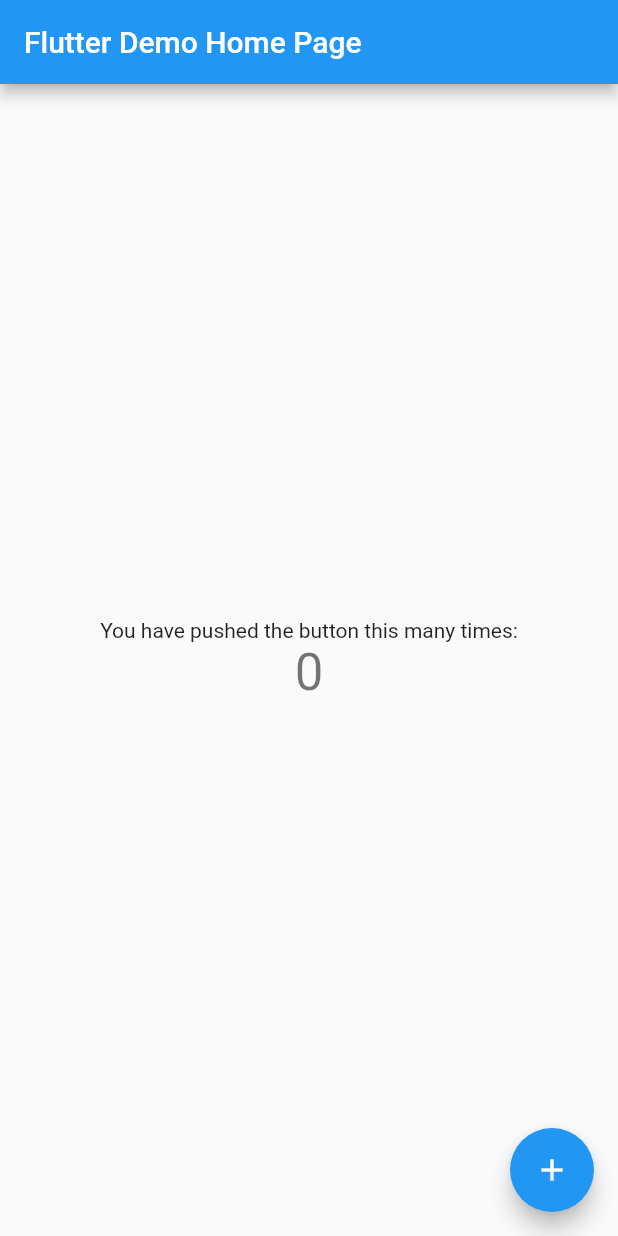
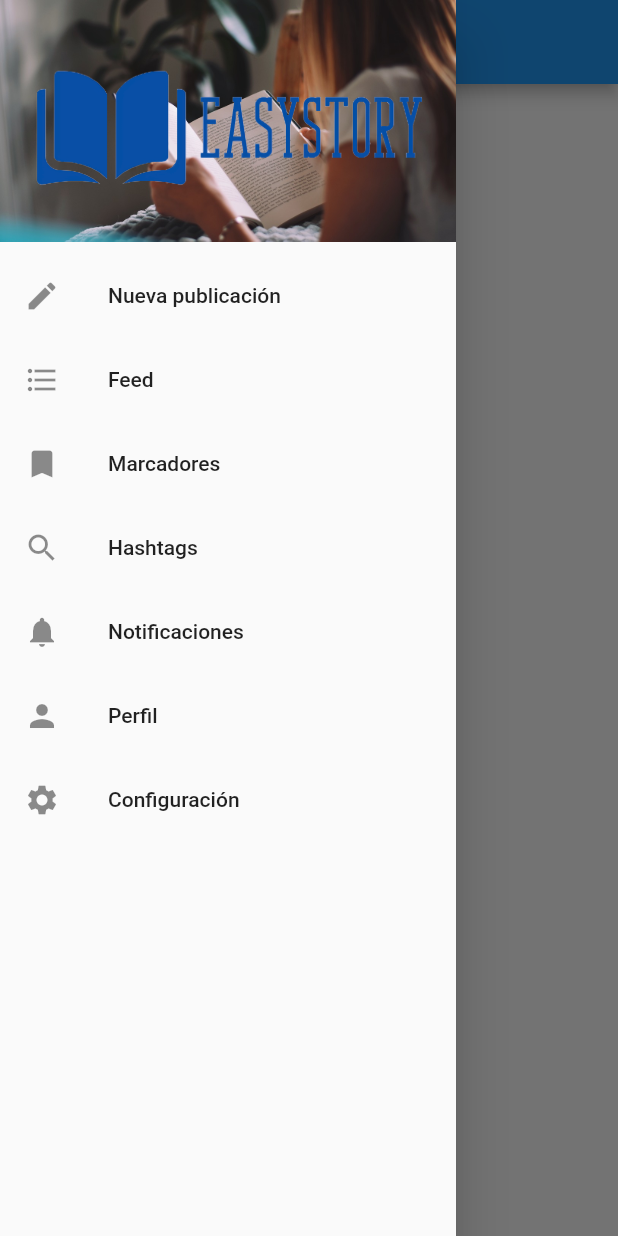
Before and after one commit to danqwas/EasyStoryFlutterApp, a Flutter app: the screen it shows after launch, with the side drawer open (before the commit the screen has no drawer), on a phone screen of 412 x 824 dp. Run offline on Flutter 3.47's test engine with Material 2 defaults, Android fonts, the phone set to English and light mode, and no system bars.

Commit message:
add app base template

```diff
--- a/lib/main.dart
+++ b/lib/main.dart
@@ -1,113 +1,121 @@
+import 'package:easystory/src/pages/bookmarks_page.dart';
+import 'package:easystory/src/pages/home_page.dart';
+import 'package:easystory/src/pages/notifications_page.dart';
+import 'package:easystory/src/pages/post_page.dart';
+import 'package:easystory/src/pages/hashtags_page.dart';
+import 'package:easystory/src/pages/profile_page.dart';
+import 'package:easystory/src/pages/settings_page.dart';
 import 'package:flutter/material.dart';
 
 void main() {
   runApp(MyApp());
 }
 
+
 class MyApp extends StatelessWidget {
-  // This widget is the root of your application.
   @override
   Widget build(BuildContext context) {
     return MaterialApp(
-      title: 'Flutter Demo',
-      theme: ThemeData(
-        // This is the theme of your application.
-        //
-        // Try running your application with "flutter run". You'll see the
-        // application has a blue toolbar. Then, without quitting the app, try
-        // changing the primarySwatch below to Colors.green and then invoke
-        // "hot reload" (press "r" in the console where you ran "flutter run",
-        // or simply save your changes to "hot reload" in a Flutter IDE).
-        // Notice that the counter didn't reset back to zero; the application
-        // is not restarted.
-        primarySwatch: Colors.blue,
-      ),
-      home: MyHomePage(title: 'Flutter Demo Home Page'),
+      title: "EasyStory Flutter App",
+      home: MyHomePage(),
     );
   }
 }
 
 class MyHomePage extends StatefulWidget {
-  MyHomePage({Key key, this.title}) : super(key: key);
-
-  // This widget is the home page of your application. It is stateful, meaning
-  // that it has a State object (defined below) that contains fields that affect
-  // how it looks.
-
-  // This class is the configuration for the state. It holds the values (in this
-  // case the title) provided by the parent (in this case the App widget) and
-  // used by the build method of the State. Fields in a Widget subclass are
-  // always marked "final".
-
-  final String title;
-
   @override
   _MyHomePageState createState() => _MyHomePageState();
 }
 
 class _MyHomePageState extends State<MyHomePage> {
-  int _counter = 0;
-
-  void _incrementCounter() {
-    setState(() {
-      // This call to setState tells the Flutter framework that something has
-      // changed in this State, which causes it to rerun the build method below
-      // so that the display can reflect the updated values. If we changed
-      // _counter without calling setState(), then the build method would not be
-      // called again, and so nothing would appear to happen.
-      _counter++;
-    });
-  }
+  Widget mainWidget = HomePage();
 
   @override
   Widget build(BuildContext context) {
-    // This method is rerun every time setState is called, for instance as done
-    // by the _incrementCounter method above.
-    //
-    // The Flutter framework has been optimized to make rerunning build methods
-    // fast, so that you can just rebuild anything that needs updating rather
-    // than having to individually change instances of widgets.
     return Scaffold(
         appBar: AppBar(
-        // Here we take the value from the MyHomePage object that was created by
-        // the App.build method, and use it to set our appbar title.
-        title: Text(widget.title),
+          title: Text('EasyStory'),
         ),
-      body: Center(
-        // Center is a layout widget. It takes a single child and positions it
-        // in the middle of the parent.
-        child: Column(
-          // Column is also a layout widget. It takes a list of children and
-          // arranges them vertically. By default, it sizes itself to fit its
-          // children horizontally, and tries to be as tall as its parent.
-          //
-          // Invoke "debug painting" (press "p" in the console, choose the
-          // "Toggle Debug Paint" action from the Flutter Inspector in Android
-          // Studio, or the "Toggle Debug Paint" command in Visual Studio Code)
-          // to see the wireframe for each widget.
-          //
-          // Column has various properties to control how it sizes itself and
-          // how it positions its children. Here we use mainAxisAlignment to
-          // center the children vertically; the main axis here is the vertical
-          // axis because Columns are vertical (the cross axis would be
-          // horizontal).
-          mainAxisAlignment: MainAxisAlignment.center,
+        drawer: Drawer(
+          child: ListView(
+            padding: EdgeInsets.zero,
             children: <Widget>[
-            Text(
-              'You have pushed the button this many times:',
+              DrawerHeader(
+                child: Image(image: AssetImage('lib/src/images/logo.png'),
                 ),
-            Text(
-              '$_counter',
-              style: Theme.of(context).textTheme.headline4,
+                decoration: BoxDecoration(
+                    color: Colors.blue,
+                    image: DecorationImage(
+                        fit: BoxFit.fill,
+                        image: AssetImage('lib/src/images/reading.jpg'))),
+              ),
+              ListTile(
+                leading: Icon(Icons.edit),
+                title: Text('Nueva publicación'),
+                onTap: () => { Navigator.of(context).pop(),
+                    setState(() {
+                      mainWidget = PostPage();
+                    })
+                  },
+              ),
+              ListTile(
+                leading: Icon(Icons.format_list_bulleted),
+                title: Text('Feed'),
+                onTap: () => { Navigator.of(context).pop(),
+                    setState(() {
+                      mainWidget = HomePage();
+                    })
+                  },
+              ),
+              ListTile(
+                leading: Icon(Icons.bookmark),
+                title: Text('Marcadores'),
+                onTap: () => { Navigator.of(context).pop(),
+                    setState(() {
+                      mainWidget = BookmarkPage();
+                    })
+                  },
+              ),
+              ListTile(
+                leading: Icon(Icons.search),
+                title: Text('Hashtags'),
+                onTap: () => { Navigator.of(context).pop(),
+                    setState(() {
+                      mainWidget = HashtagPage();
+                    })
+                  },
+              ),
+              ListTile(
+                leading: Icon(Icons.notifications),
+                title: Text('Notificaciones'),
+                onTap: () => { Navigator.of(context).pop(),
+                    setState(() {
+                      mainWidget = NotificationPage();
+                    })
+                  },
+              ),
+              ListTile(
+                leading: Icon(Icons.person),
+                title: Text('Perfil'),
+                onTap: () => { Navigator.of(context).pop(),
+                    setState(() {
+                      mainWidget = ProfilePage();
+                    })
+                  },
+              ),
+              ListTile(
+                leading: Icon(Icons.settings),
+                title: Text('Configuración'),
+                onTap: () => { Navigator.of(context).pop(),
+                    setState(() {
+                      mainWidget = SettingsPage();
+                    })
+                  },
               ),
             ],
           ),
         ),
-      floatingActionButton: FloatingActionButton(
-        onPressed: _incrementCounter,
-        tooltip: 'Increment',
-        child: Icon(Icons.add),
-      ), // This trailing comma makes auto-formatting nicer for build methods.
+        body: mainWidget,
       );
   }
 }
--- /dev/null
+++ b/lib/src/pages/home_page.dart
@@ -0,0 +1,12 @@
+import 'package:flutter/material.dart';
+
+class HomePage extends StatelessWidget {
+  @override
+  Widget build(BuildContext context) {
+    return Scaffold(
+      body: Center(
+        child: Text('Bienvenido a Easy Story'),
+      ),
+    );
+  }
+}
```
Also changed, not shown: lib/src/pages/bookmarks_page.dart (added, +12 -0 lines), lib/src/pages/hashtags_page.dart (added, +12 -0 lines), lib/src/pages/notifications_page.dart (added, +12 -0 lines), lib/src/pages/post_page.dart (added, +12 -0 lines), lib/src/pages/profile_page.dart (added, +12 -0 lines), lib/src/pages/settings_page.dart (added, +12 -0 lines), pubspec.yaml (+3 -4 lines), lib/src/images/logo.png (added), lib/src/images/reading.jpg (added), 1 other file. Lines whose indentation alone changed are shown as unchanged.
